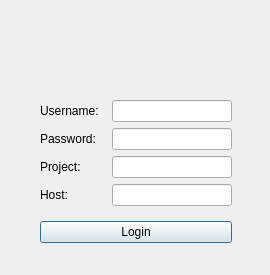
Old version of the form dialog.ui in the repository warior-d/mano_manager.
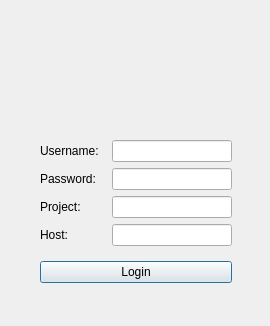
New version of the form. Icons and pictures are not drawn.

```diff
--- a/dialog.ui
+++ b/dialog.ui
@@ -7,7 +7,7 @@
     <x>0</x>
     <y>0</y>
     <width>270</width>
-    <height>275</height>
+    <height>326</height>
    </rect>
   </property>
   <property name="windowTitle">
@@ -17,7 +17,7 @@
    <property name="geometry">
     <rect>
      <x>40</x>
-     <y>100</y>
+     <y>140</y>
      <width>192</width>
      <height>143</height>
     </rect>
@@ -209,7 +209,7 @@
    <property name="geometry">
     <rect>
      <x>40</x>
-     <y>250</y>
+     <y>290</y>
      <width>191</width>
      <height>21</height>
     </rect>
@@ -234,6 +234,22 @@
     <pixmap>logo2.png</pixmap>
    </property>
   </widget>
+  <widget class="QLabel" name="label_2">
+   <property name="geometry">
+    <rect>
+     <x>40</x>
+     <y>80</y>
+     <width>201</width>
+     <height>51</height>
+    </rect>
+   </property>
+   <property name="text">
+    <string/>
+   </property>
+   <property name="pixmap">
+    <pixmap>MTS_Logo_rus_min.png</pixmap>
+   </property>
+  </widget>
  </widget>
  <resources/>
  <connections/>
```
